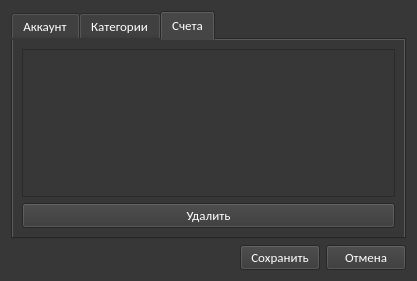
Old version of the form ui/dialogs/settings.ui in the repository Protocs/OkayMoney.
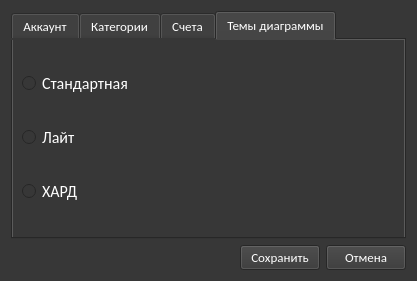
New version of the form. Icons and pictures are not drawn.

Commit message: Добавил страничку выбора темы диаграммы в настройках

Diff of the .ui file:
```diff
--- a/ui/dialogs/settings.ui
+++ b/ui/dialogs/settings.ui
@@ -46,7 +46,7 @@
       <enum>QTabWidget::Rounded</enum>
      </property>
      <property name="currentIndex">
-      <number>2</number>
+      <number>3</number>
      </property>
      <property name="elideMode">
       <enum>Qt::ElideNone</enum>
@@ -362,6 +362,120 @@
        </item>
       </layout>
      </widget>
+     <widget class="QWidget" name="tab">
+      <attribute name="title">
+       <string>Темы диаграммы</string>
+      </attribute>
+      <layout class="QHBoxLayout" name="horizontalLayout_5">
+       <item>
+        <layout class="QVBoxLayout" name="verticalLayout_6">
+         <item>
+          <widget class="QRadioButton" name="radioButton">
+           <property name="font">
+            <font>
+             <family>Calibri</family>
+             <pointsize>12</pointsize>
+            </font>
+           </property>
+           <property name="text">
+            <string>Стандартная</string>
+           </property>
+          </widget>
+         </item>
+         <item>
+          <widget class="QRadioButton" name="radioButton_2">
+           <property name="font">
+            <font>
+             <family>Calibri</family>
+             <pointsize>12</pointsize>
+            </font>
+           </property>
+           <property name="text">
+            <string>Лайт</string>
+           </property>
+          </widget>
+         </item>
+         <item>
+          <widget class="QRadioButton" name="radioButton_3">
+           <property name="font">
+            <font>
+             <family>Calibri</family>
+             <pointsize>12</pointsize>
+            </font>
+           </property>
+           <property name="text">
+            <string>ХАРД</string>
+           </property>
+          </widget>
+         </item>
+        </layout>
+       </item>
+       <item>
+        <layout class="QVBoxLayout" name="verticalLayout_7">
+         <property name="spacing">
+          <number>4</number>
+         </property>
+         <item>
+          <widget class="QLabel" name="label_6">
+           <property name="minimumSize">
+            <size>
+             <width>280</width>
+             <height>45</height>
+            </size>
+           </property>
+           <property name="maximumSize">
+            <size>
+             <width>16777215</width>
+             <height>45</height>
+            </size>
+           </property>
+           <property name="text">
+            <string/>
+           </property>
+          </widget>
+         </item>
+         <item>
+          <widget class="QLabel" name="label_5">
+           <property name="minimumSize">
+            <size>
+             <width>280</width>
+             <height>45</height>
+            </size>
+           </property>
+           <property name="maximumSize">
+            <size>
+             <width>16777215</width>
+             <height>45</height>
+            </size>
+           </property>
+           <property name="text">
+            <string/>
+           </property>
+          </widget>
+         </item>
+         <item>
+          <widget class="QLabel" name="label_7">
+           <property name="minimumSize">
+            <size>
+             <width>280</width>
+             <height>45</height>
+            </size>
+           </property>
+           <property name="maximumSize">
+            <size>
+             <width>16777215</width>
+             <height>45</height>
+            </size>
+           </property>
+           <property name="text">
+            <string/>
+           </property>
+          </widget>
+         </item>
+        </layout>
+       </item>
+      </layout>
+     </widget>
     </widget>
    </item>
    <item>
```
